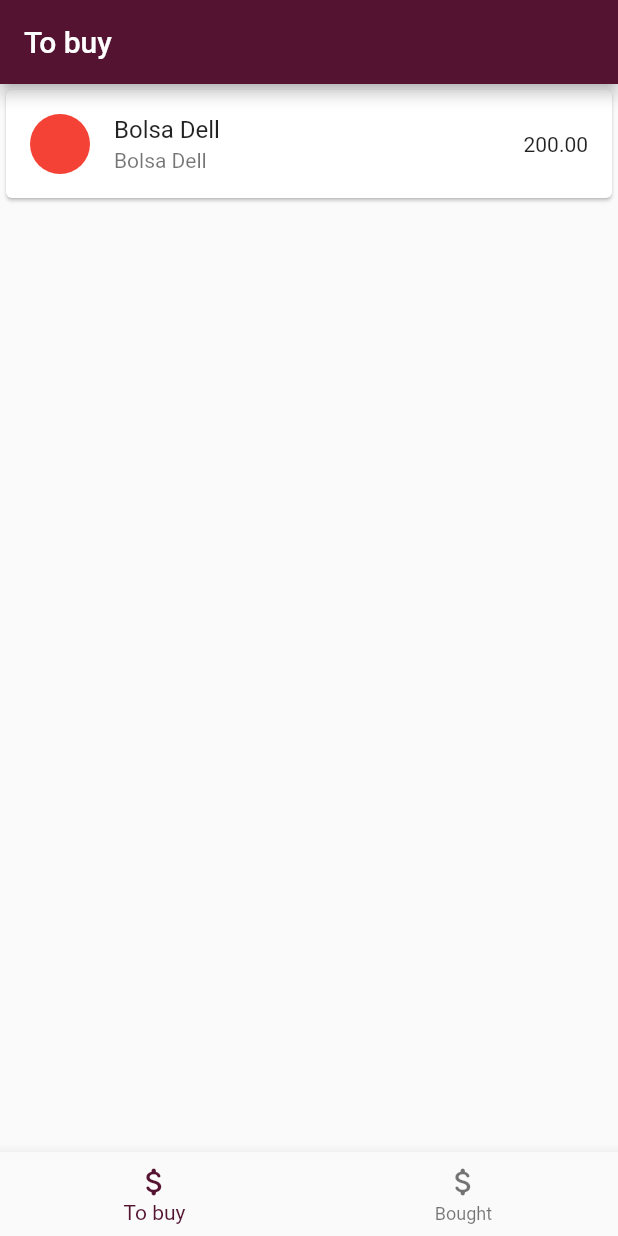
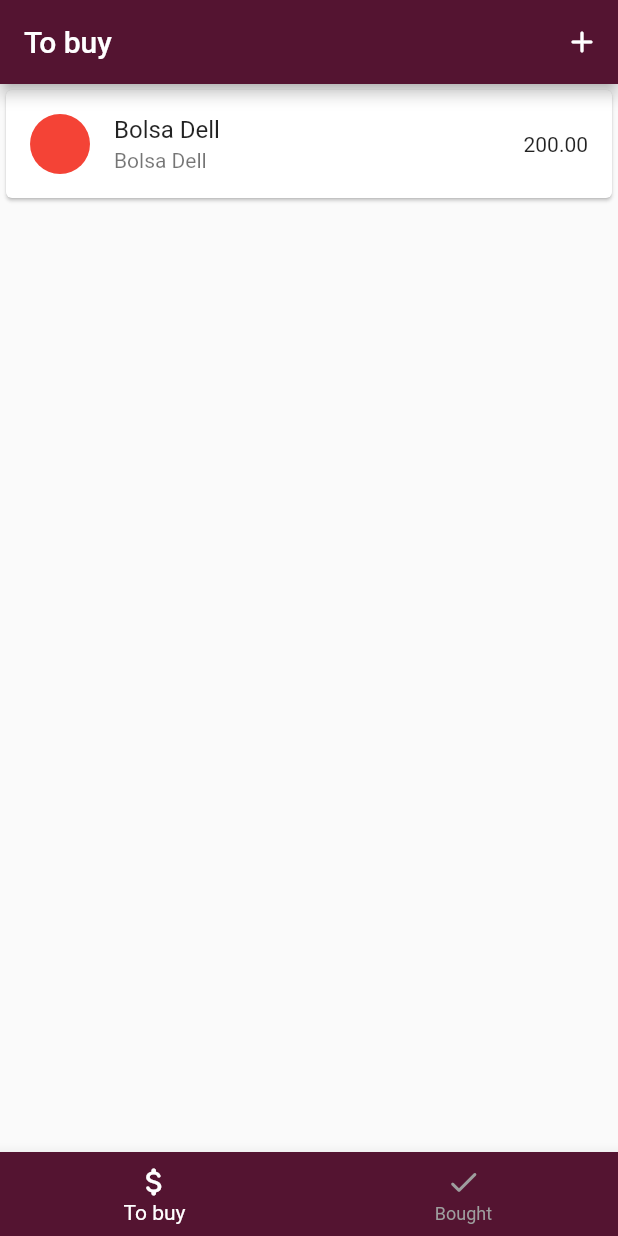
Before and after one commit to Zellner-dev/flutter-to-buy-app, a Flutter app: the screen it shows after launch, on a phone screen of 412 x 824 dp. Run offline on Flutter 3.47's test engine with Material 2 defaults, Android fonts, the phone set to English and light mode, and no system bars.

Commit message:
Alterações da barra inferior.

```diff
--- a/lib/components/wished_item_card.dart
+++ b/lib/components/wished_item_card.dart
@@ -1,5 +1,8 @@
+import 'dart:math';
+
 import 'package:flutter/material.dart';
 import 'package:to_buy/model/wished_item.dart';
+
 class WishedItemCard extends StatelessWidget {
 
   const WishedItemCard({
@@ -13,9 +16,10 @@ class WishedItemCard extends StatelessWidget {
   Widget build(BuildContext context) {
     return Dismissible(
       onDismissed: (dissmis) {
-        print("hello world");
+        // Provider.of<WishedList>(context, listen: false).removeItem(item.id);
       },
-      key: Key(""),
+      direction: DismissDirection.endToStart,
+      key: Key(Random().nextDouble().toString()),
       child: Card(
         child: ListTile(
           title: Text(item.name),
--- a/lib/main.dart
+++ b/lib/main.dart
@@ -13,6 +13,7 @@ class MyApp extends StatelessWidget {
   const MyApp({super.key});
 
   // This widget is the root of your application.
+
   @override
   Widget build(BuildContext context) {
     return ChangeNotifierProvider(
--- a/lib/providers/wished_list.dart
+++ b/lib/providers/wished_list.dart
@@ -1,10 +1,12 @@
+import 'dart:math';
+
 import 'package:flutter/material.dart';
 import 'package:to_buy/model/wished_item.dart';
 
 class WishedList with ChangeNotifier {
   final List<WishedItem> _items = [
     WishedItem(
-      id: "1",
+      id: Random().nextDouble().toString(),
       name: "Bolsa Dell",
       avgValue: 200,
       urlImage: "urlImage",
@@ -15,4 +17,11 @@ class WishedList with ChangeNotifier {
   List<WishedItem> get items {
     return [..._items];
   }
+
+  void removeItem(String id) {
+    _items.remove(
+      _items.firstWhere((item) => item.id == id)
+    );
+    notifyListeners();
+  }
 }
--- a/lib/screens/home_page.dart
+++ b/lib/screens/home_page.dart
@@ -27,6 +27,10 @@ class _HomePageState extends State<HomePage> {
     return Scaffold(
       body: currentPage(),
       bottomNavigationBar: BottomNavigationBar(
+        currentIndex: currentPageIndex,
+        selectedItemColor: Colors.white,
+        unselectedItemColor: Colors.grey,
+        backgroundColor: Theme.of(context).colorScheme.primary,
         onTap: (value) {
           setState(() {
             currentPageIndex = value;
@@ -42,7 +46,7 @@ class _HomePageState extends State<HomePage> {
           BottomNavigationBarItem(
             label: "Bought",
             icon: Icon(
-              Icons.attach_money_rounded
+              Icons.done_rounded
             )
           ),
         ]
--- a/lib/screens/to_buy_screen.dart
+++ b/lib/screens/to_buy_screen.dart
@@ -13,12 +13,26 @@ class ToBuyScreen extends StatelessWidget {
     return Scaffold(
       appBar: AppBar(
         title: const Text("To buy"),
+        actions: [
+          IconButton(
+            onPressed: () {
+
+            },
+            icon: const Icon(
+              Icons.add_rounded
+            )
+          )
+        ],
       ),
-      body: ListView.builder(
-        itemCount: wishedList.items.length,
-        itemBuilder: (context, index) {
-          return WishedItemCard(item: wishedList.items[index]);
-        },
+      body: Consumer<WishedList>(
+        builder: (context, wished, child) {
+          return ListView.builder(
+            itemCount: wishedList.items.length,
+            itemBuilder: (context, index) {
+              return WishedItemCard(item: wishedList.items[index]);
+            },
+          );
+        }
       ),
     );
   }
```
